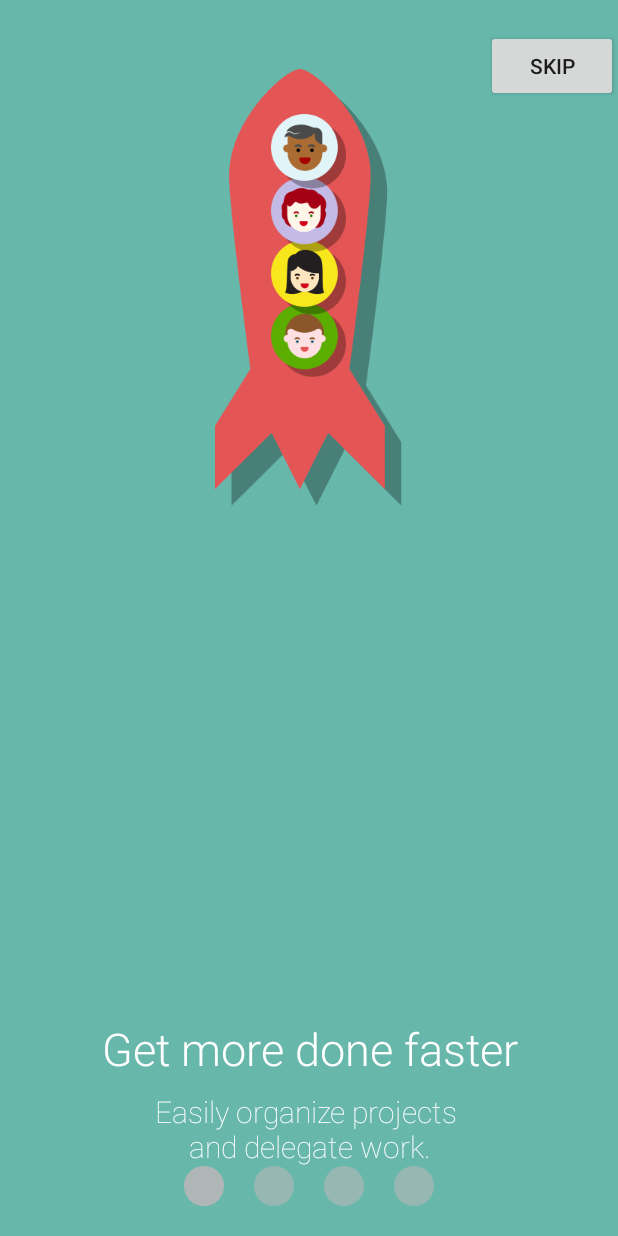
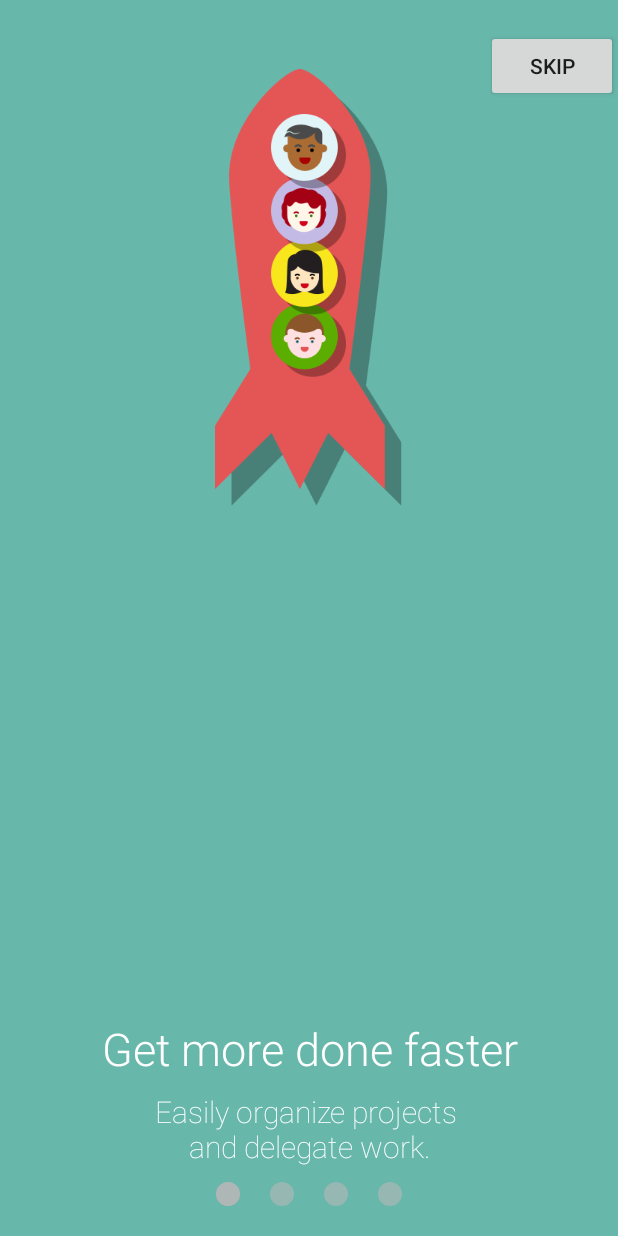
Before and after one commit to txusballesteros/welcome-coordinator, an Android app: the screen it shows after launch (MainActivity), on a phone screen of 412 x 824 dp. Run offline under Robolectric (Android 15) with nearby library versions, the phone set to English and light mode, and no system bars; our stand-ins replace ButterKnife.

Commit message:
Renamed pakage and minor tweak

```diff
--- a/WelcomeCoordinator/src/main/AndroidManifest.xml
+++ b/WelcomeCoordinator/src/main/AndroidManifest.xml
@@ -1,5 +1,5 @@
 <manifest xmlns:android="http://schemas.android.com/apk/res/android"
-    package="com.redbooth">
+    package="com.redbooth.welcomecoordinator">
 
     <application
         android:allowBackup="true"
--- a/WelcomeCoordinator/src/main/java/com/redbooth/WelcomeCoordinatorLayout.java
+++ b/WelcomeCoordinator/src/main/java/com/redbooth/welcomecoordinator/WelcomeCoordinatorLayout.java
@@ -1,4 +1,4 @@
-package com.redbooth;
+package com.redbooth.welcomecoordinator;
 
 import android.annotation.TargetApi;
 import android.content.Context;
@@ -15,12 +15,14 @@ import android.view.ViewGroup;
 import android.widget.FrameLayout;
 import android.widget.HorizontalScrollView;
 
+import com.redbooth.welcomecoordinator.R;
+
 import java.util.ArrayList;
 import java.util.List;
 
 public class WelcomeCoordinatorLayout extends HorizontalScrollView {
     public static final int WITHOUT_MARGIN = 0;
-    public static final int RADIUS = 20;
+    public static final int RADIUS = 12;
     public static final int RADIUS_MARGIN = 30;
     public static final int DEF_INDICATOR_UNSELECTED_COLOR = Color.WHITE;
     public static final int DEF_INDICATOR_SELECTED_COLOR = Color.BLACK;
--- a/WelcomeCoordinator/src/main/java/com/redbooth/WelcomeCoordinatorPageInflater.java
+++ b/WelcomeCoordinator/src/main/java/com/redbooth/welcomecoordinator/WelcomeCoordinatorPageInflater.java
@@ -1,4 +1,4 @@
-package com.redbooth;
+package com.redbooth.welcomecoordinator;
 
 import android.support.annotation.LayoutRes;
 import android.support.annotation.NonNull;
--- a/WelcomeCoordinator/src/main/java/com/redbooth/WelcomeCoordinatorTouchController.java
+++ b/WelcomeCoordinator/src/main/java/com/redbooth/welcomecoordinator/WelcomeCoordinatorTouchController.java
@@ -1,4 +1,4 @@
-package com.redbooth;
+package com.redbooth.welcomecoordinator;
 
 import android.animation.Animator;
 import android.animation.ObjectAnimator;
--- a/WelcomeCoordinator/src/main/java/com/redbooth/WelcomePageBehavior.java
+++ b/WelcomeCoordinator/src/main/java/com/redbooth/welcomecoordinator/WelcomePageBehavior.java
@@ -1,4 +1,4 @@
-package com.redbooth;
+package com.redbooth.welcomecoordinator;
 
 import android.os.Build;
 import android.view.View;
--- a/WelcomeCoordinator/src/main/java/com/redbooth/WelcomePageLayout.java
+++ b/WelcomeCoordinator/src/main/java/com/redbooth/welcomecoordinator/WelcomePageLayout.java
@@ -1,4 +1,4 @@
-package com.redbooth;
+package com.redbooth.welcomecoordinator;
 
 import android.annotation.TargetApi;
 import android.content.Context;
--- a/app/src/main/java/com/redbooth/demo/AnimationFillWithColor.java
+++ b/app/src/main/java/com/redbooth/demo/AnimationFillWithColor.java
@@ -3,8 +3,8 @@ package com.redbooth.demo;
 import android.animation.ObjectAnimator;
 import android.view.View;
 
-import com.redbooth.WelcomeCoordinatorLayout;
-import com.redbooth.WelcomePageBehavior;
+import com.redbooth.welcomecoordinator.WelcomeCoordinatorLayout;
+import com.redbooth.welcomecoordinator.WelcomePageBehavior;
 
 @SuppressWarnings("unused")
 public class AnimationFillWithColor extends WelcomePageBehavior {
--- a/app/src/main/java/com/redbooth/demo/AnimationFlightTo.java
+++ b/app/src/main/java/com/redbooth/demo/AnimationFlightTo.java
@@ -5,8 +5,8 @@ import android.view.View;
 import android.view.animation.AccelerateInterpolator;
 import android.view.animation.LinearInterpolator;
 
-import com.redbooth.WelcomeCoordinatorLayout;
-import com.redbooth.WelcomePageBehavior;
+import com.redbooth.welcomecoordinator.WelcomeCoordinatorLayout;
+import com.redbooth.welcomecoordinator.WelcomePageBehavior;
 
 @SuppressWarnings("unused")
 public class AnimationFlightTo extends WelcomePageBehavior {
--- a/app/src/main/java/com/redbooth/demo/AnimationLaunch.java
+++ b/app/src/main/java/com/redbooth/demo/AnimationLaunch.java
@@ -4,8 +4,8 @@ import android.animation.ObjectAnimator;
 import android.view.View;
 import android.view.animation.LinearInterpolator;
 
-import com.redbooth.WelcomeCoordinatorLayout;
-import com.redbooth.WelcomePageBehavior;
+import com.redbooth.welcomecoordinator.WelcomeCoordinatorLayout;
+import com.redbooth.welcomecoordinator.WelcomePageBehavior;
 
 @SuppressWarnings("unused")
 public class AnimationLaunch extends WelcomePageBehavior {
--- a/app/src/main/java/com/redbooth/demo/MainActivity.java
+++ b/app/src/main/java/com/redbooth/demo/MainActivity.java
@@ -7,9 +7,8 @@ import android.os.Bundle;
 import android.support.v4.content.res.ResourcesCompat;
 import android.support.v7.app.AppCompatActivity;
 import android.view.View;
-import android.widget.Button;
 
-import com.redbooth.WelcomeCoordinatorLayout;
+import com.redbooth.welcomecoordinator.WelcomeCoordinatorLayout;
 import com.redbooth.demo.animators.ChatAvatarsAnimator;
 import com.redbooth.demo.animators.InSyncAnimator;
 import com.redbooth.demo.animators.RocketAvatarsAnimator;
--- a/app/src/main/java/com/redbooth/demo/ParallaxSubtitleBehaviour.java
+++ b/app/src/main/java/com/redbooth/demo/ParallaxSubtitleBehaviour.java
@@ -1,13 +1,12 @@
 package com.redbooth.demo;
 
 import android.animation.ObjectAnimator;
-import android.util.Log;
 import android.view.View;
 import android.view.animation.LinearInterpolator;
 import android.widget.FrameLayout;
 
-import com.redbooth.WelcomeCoordinatorLayout;
-import com.redbooth.WelcomePageBehavior;
+import com.redbooth.welcomecoordinator.WelcomeCoordinatorLayout;
+import com.redbooth.welcomecoordinator.WelcomePageBehavior;
 
 @SuppressWarnings("unused")
 public class ParallaxSubtitleBehaviour extends WelcomePageBehavior {
--- a/app/src/main/java/com/redbooth/demo/ParallaxTitleBehaviour.java
+++ b/app/src/main/java/com/redbooth/demo/ParallaxTitleBehaviour.java
@@ -5,8 +5,8 @@ import android.view.View;
 import android.view.animation.LinearInterpolator;
 import android.widget.FrameLayout;
 
-import com.redbooth.WelcomeCoordinatorLayout;
-import com.redbooth.WelcomePageBehavior;
+import com.redbooth.welcomecoordinator.WelcomeCoordinatorLayout;
+import com.redbooth.welcomecoordinator.WelcomePageBehavior;
 
 @SuppressWarnings("unused")
 public class ParallaxTitleBehaviour extends WelcomePageBehavior {
--- a/app/src/main/res/layout/activity_main.xml
+++ b/app/src/main/res/layout/activity_main.xml
@@ -6,7 +6,7 @@
     android:layout_height="match_parent"
     tools:context="com.redbooth.MainActivity">
 
-    <com.redbooth.WelcomeCoordinatorLayout
+    <com.redbooth.welcomecoordinator.WelcomeCoordinatorLayout
         android:id="@+id/coordinator"
         android:layout_width="match_parent"
         android:layout_height="match_parent"
--- a/app/src/main/res/layout/welcome_page_1.xml
+++ b/app/src/main/res/layout/welcome_page_1.xml
@@ -1,5 +1,5 @@
 <?xml version="1.0" encoding="utf-8"?>
-<com.redbooth.WelcomePageLayout
+<com.redbooth.welcomecoordinator.WelcomePageLayout
     xmlns:android="http://schemas.android.com/apk/res/android"
     xmlns:tools="http://schemas.android.com/tools"
     xmlns:app="http://schemas.android.com/apk/res-auto"
@@ -99,4 +99,4 @@
         android:text="Easily organize projects \nand delegate work."
         app:view_behavior=".ParallaxSubtitleBehaviour" />
 
-</com.redbooth.WelcomePageLayout>
+</com.redbooth.welcomecoordinator.WelcomePageLayout>
--- a/app/src/main/res/layout/welcome_page_2.xml
+++ b/app/src/main/res/layout/welcome_page_2.xml
@@ -1,5 +1,5 @@
 <?xml version="1.0" encoding="utf-8"?>
-<com.redbooth.WelcomePageLayout
+<com.redbooth.welcomecoordinator.WelcomePageLayout
     xmlns:android="http://schemas.android.com/apk/res/android"
     xmlns:app="http://schemas.android.com/apk/res-auto"
     xmlns:tools="http://schemas.android.com/tools"
@@ -134,4 +134,4 @@
         android:text="Fast email, chat and calendar \nintegrations to enhance your \nexisting tools."
         app:view_behavior=".ParallaxSubtitleBehaviour" />
 
-</com.redbooth.WelcomePageLayout>
+</com.redbooth.welcomecoordinator.WelcomePageLayout>
--- a/app/src/main/res/layout/welcome_page_3.xml
+++ b/app/src/main/res/layout/welcome_page_3.xml
@@ -1,5 +1,5 @@
 <?xml version="1.0" encoding="utf-8"?>
-<com.redbooth.WelcomePageLayout xmlns:android="http://schemas.android.com/apk/res/android"
+<com.redbooth.welcomecoordinator.WelcomePageLayout xmlns:android="http://schemas.android.com/apk/res/android"
     xmlns:tools="http://schemas.android.com/tools"
     xmlns:app="http://schemas.android.com/apk/res-auto"
     android:layout_width="match_parent"
@@ -75,4 +75,4 @@
         android:text="Visualize progress and notify\nteam members of important\nupdates."
         app:view_behavior=".ParallaxSubtitleBehaviour" />
 
-</com.redbooth.WelcomePageLayout>
+</com.redbooth.welcomecoordinator.WelcomePageLayout>
--- a/app/src/main/res/layout/welcome_page_4.xml
+++ b/app/src/main/res/layout/welcome_page_4.xml
@@ -1,5 +1,5 @@
 <?xml version="1.0" encoding="utf-8"?>
-<com.redbooth.WelcomePageLayout xmlns:android="http://schemas.android.com/apk/res/android"
+<com.redbooth.welcomecoordinator.WelcomePageLayout xmlns:android="http://schemas.android.com/apk/res/android"
     xmlns:app="http://schemas.android.com/apk/res-auto"
     android:layout_width="match_parent"
     android:layout_height="match_parent"
@@ -31,4 +31,4 @@
         android:textSize="30dp"
         android:text="Welcome Page 4" />
 
-</com.redbooth.WelcomePageLayout>
+</com.redbooth.welcomecoordinator.WelcomePageLayout>
```
